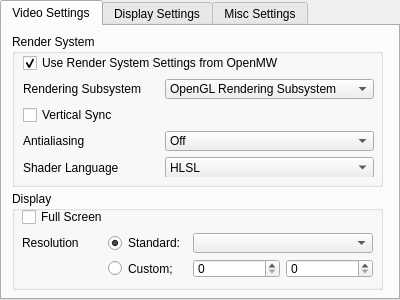
Before: the Qt Designer form files/ui/settingstab.ui in OpenMW/openmw, drawn with Qt 5.
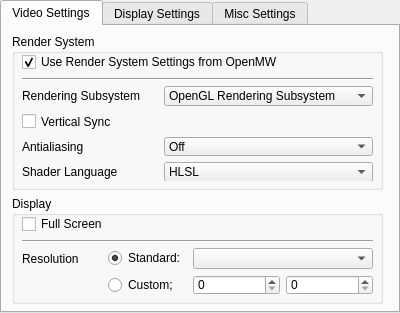
After: the same form once the commit is applied.

Patch:
```diff
--- a/files/ui/settingstab.ui
+++ b/files/ui/settingstab.ui
@@ -7,7 +7,7 @@
     <x>0</x>
     <y>0</y>
     <width>400</width>
-    <height>300</height>
+    <height>313</height>
    </rect>
   </property>
   <property name="windowTitle">
@@ -24,13 +24,13 @@
     <property name="geometry">
      <rect>
       <x>20</x>
-      <y>181</y>
+      <y>188</y>
       <width>351</width>
-      <height>71</height>
+      <height>81</height>
      </rect>
     </property>
     <layout class="QGridLayout" name="gridLayout_Screen">
-     <item row="1" column="1">
+     <item row="2" column="1">
       <widget class="QRadioButton" name="radioButton_standard_res">
        <property name="text">
         <string>Standard:</string>
@@ -43,7 +43,7 @@
        </attribute>
       </widget>
      </item>
-     <item row="1" column="0">
+     <item row="2" column="0">
       <widget class="QLabel" name="label_Resolution">
        <property name="text">
         <string>Resolution</string>
@@ -57,7 +57,7 @@
        </property>
       </widget>
      </item>
-     <item row="2" column="1">
+     <item row="3" column="1">
       <widget class="QRadioButton" name="radioButton_custom_res">
        <property name="text">
         <string>Custom;</string>
@@ -67,17 +67,7 @@
        </attribute>
       </widget>
      </item>
-     <item row="1" column="2" colspan="2">
-      <widget class="QComboBox" name="comboBox_std_window_size">
-       <property name="minimumSize">
-        <size>
-         <width>180</width>
-         <height>0</height>
-        </size>
-       </property>
-      </widget>
-     </item>
-     <item row="2" column="2">
+     <item row="3" column="2">
       <widget class="QSpinBox" name="spinBox_x">
        <property name="maximumSize">
         <size>
@@ -87,9 +77,32 @@
        </property>
       </widget>
      </item>
-     <item row="2" column="3">
+     <item row="3" column="3">
       <widget class="QSpinBox" name="spinBox_y"/>
      </item>
+     <item row="2" column="2" colspan="2">
+      <widget class="QComboBox" name="comboBox_std_window_size">
+       <property name="minimumSize">
+        <size>
+         <width>180</width>
+         <height>0</height>
+        </size>
+       </property>
+      </widget>
+     </item>
+     <item row="1" column="0" colspan="4">
+      <widget class="Line" name="line_2">
+       <property name="maximumSize">
+        <size>
+         <width>16777215</width>
+         <height>2</height>
+        </size>
+       </property>
+       <property name="orientation">
+        <enum>Qt::Horizontal</enum>
+       </property>
+      </widget>
+     </item>
     </layout>
    </widget>
    <widget class="QGroupBox" name="renderGroup">
@@ -98,7 +111,7 @@
       <x>10</x>
       <y>8</y>
       <width>371</width>
-      <height>153</height>
+      <height>156</height>
      </rect>
     </property>
     <property name="title">
@@ -109,9 +122,9 @@
     <property name="geometry">
      <rect>
       <x>10</x>
-      <y>165</y>
+      <y>170</y>
       <width>371</width>
-      <height>99</height>
+      <height>108</height>
      </rect>
     </property>
     <property name="title">
@@ -121,21 +134,15 @@
    <widget class="QWidget" name="layoutWidget">
     <property name="geometry">
      <rect>
-      <x>21</x>
+      <x>20</x>
       <y>26</y>
       <width>351</width>
-      <height>125</height>
+      <height>129</height>
      </rect>
     </property>
     <layout class="QGridLayout" name="gridLayout">
      <item row="0" column="0" colspan="2">
       <widget class="QCheckBox" name="checkBox_override">
-       <property name="minimumSize">
-        <size>
-         <width>0</width>
-         <height>22</height>
-        </size>
-       </property>
        <property name="text">
         <string>Use Render System Settings from OpenMW</string>
        </property>
@@ -144,14 +151,14 @@
        </property>
       </widget>
      </item>
-     <item row="1" column="0">
+     <item row="2" column="0">
       <widget class="QLabel" name="label_RenderingSubsystem">
        <property name="text">
         <string>Rendering Subsystem</string>
        </property>
       </widget>
      </item>
-     <item row="1" column="1">
+     <item row="2" column="1">
       <widget class="QComboBox" name="comboBox_rendersystem">
        <property name="editable">
         <bool>false</bool>
@@ -168,21 +175,42 @@
        </item>
       </widget>
      </item>
-     <item row="2" column="0">
-      <widget class="QCheckBox" name="checkBox_vsync">
-       <property name="text">
-        <string>Vertical Sync</string>
-       </property>
-      </widget>
-     </item>
-     <item row="3" column="0">
+     <item row="4" column="0">
       <widget class="QLabel" name="label_Antialiasing">
        <property name="text">
         <string>Antialiasing</string>
        </property>
       </widget>
      </item>
-     <item row="3" column="1">
+     <item row="3" column="0">
+      <widget class="QCheckBox" name="checkBox_vsync">
+       <property name="text">
+        <string>Vertical Sync</string>
+       </property>
+      </widget>
+     </item>
+     <item row="5" column="0">
+      <widget class="QLabel" name="label_ShaderLanguage">
+       <property name="text">
+        <string>Shader Language</string>
+       </property>
+      </widget>
+     </item>
+     <item row="5" column="1">
+      <widget class="QComboBox" name="comboBox_shaderlanguage">
+       <item>
+        <property name="text">
+         <string>HLSL</string>
+        </property>
+       </item>
+       <item>
+        <property name="text">
+         <string>CG</string>
+        </property>
+       </item>
+      </widget>
+     </item>
+     <item row="4" column="1">
       <widget class="QComboBox" name="comboBox_antialiasing">
        <item>
         <property name="text">
@@ -211,25 +239,20 @@
        </item>
       </widget>
      </item>
-     <item row="4" column="0">
-      <widget class="QLabel" name="label_ShaderLanguage">
-       <property name="text">
-        <string>Shader Language</string>
+     <item row="1" column="0" colspan="2">
+      <widget class="Line" name="line">
+       <property name="maximumSize">
+        <size>
+         <width>16777215</width>
+         <height>2</height>
+        </size>
        </property>
-      </widget>
-     </item>
-     <item row="4" column="1">
-      <widget class="QComboBox" name="comboBox_shaderlanguage">
-       <item>
-        <property name="text">
-         <string>HLSL</string>
-        </property>
-       </item>
-       <item>
-        <property name="text">
-         <string>CG</string>
-        </property>
-       </item>
+       <property name="styleSheet">
+        <string notr="true">color: rgb(215, 215, 215);</string>
+       </property>
+       <property name="orientation">
+        <enum>Qt::Horizontal</enum>
+       </property>
       </widget>
      </item>
     </layout>
```
